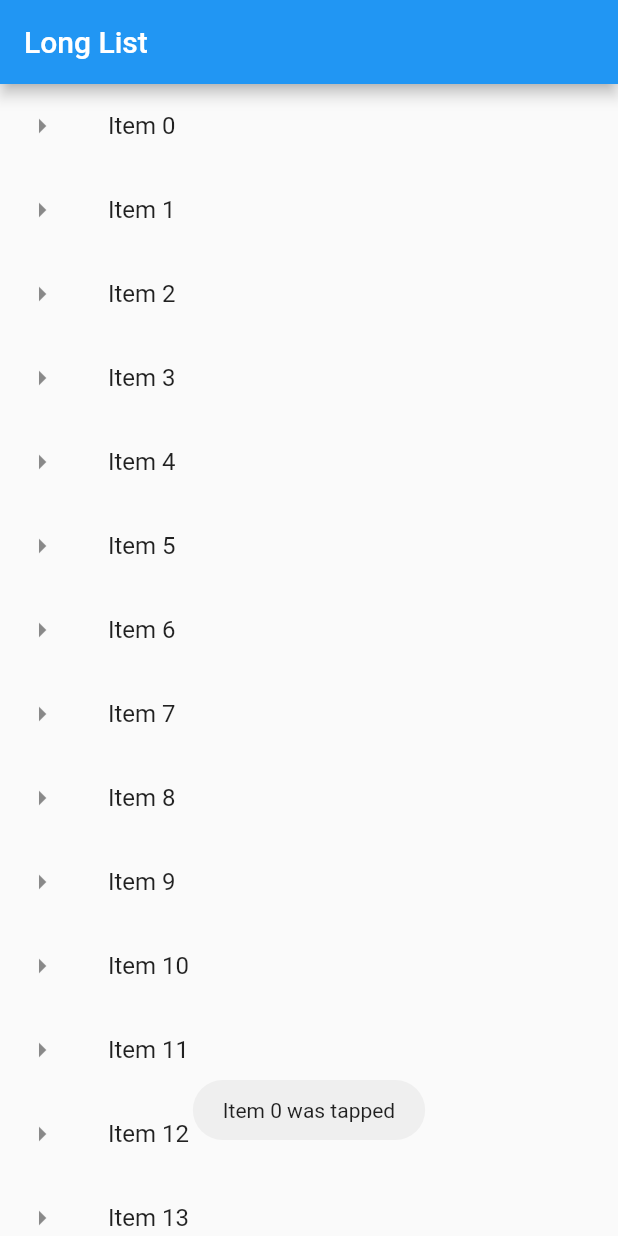
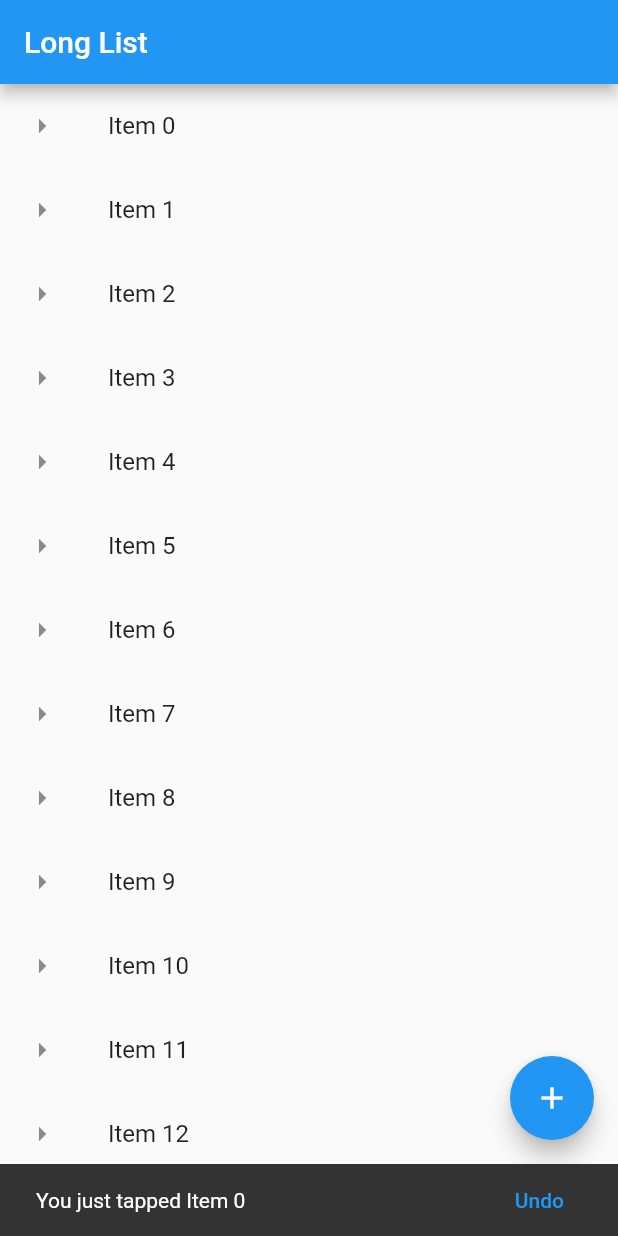
Before and after one commit to amol-patil09/Flutter-Demo, a Flutter app: the screen it shows after launch, after a tap on an icon or button, on a phone screen of 412 x 824 dp. Run offline on Flutter 3.47's test engine with Material 2 defaults, Android fonts, the phone set to English and light mode, and no system bars; our stand-ins replace fluttertoast.

```diff
--- a/lib/main.dart
+++ b/lib/main.dart
@@ -9,7 +9,29 @@ void main() => runApp(MaterialApp(
         title: Text("Long List"),
       ),
       body: getListView(),
+      floatingActionButton: FloatingActionButton(
+        child: Icon(Icons.add),
+        tooltip: 'Add one more item',
+        onPressed: () {},
+      ),
     )));
+
+void showSnackBar(BuildContext context, String item) {
+  ScaffoldMessenger.of(context).showSnackBar(SnackBar(
+    content: Text('You just tapped $item'),
+    action: SnackBarAction(
+      label: "Undo",
+      onPressed: () {
+        Fluttertoast.showToast(
+            msg: "Undo ${item}",
+            toastLength: Toast.LENGTH_SHORT,
+            gravity: ToastGravity.CENTER,
+            textColor: Colors.white,
+            backgroundColor: Colors.lightBlue);
+      },
+    ),
+  ));
+}
 
 List<String> getListElements() {
   var items = List<String>.generate(100, (index) => "Item ${index}");
@@ -25,10 +47,13 @@ Widget getListView() {
         leading: Icon(Icons.arrow_right),
         title: Text(listItems[index]),
         onTap: () {
-          Fluttertoast.showToast(
+          /*Fluttertoast.showToast(
               msg: "${listItems[index]} was tapped",
               toastLength: Toast.LENGTH_SHORT,
-              gravity: ToastGravity.SNACKBAR);
+              gravity: ToastGravity.SNACKBAR,
+              textColor: Colors.white,
+              backgroundColor: Colors.lightBlue);*/
+          showSnackBar(context, listItems[index]);
         },
       );
     },
```
